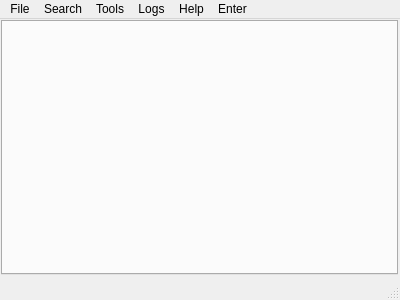
Qt form mqt/MqtLogger/tlogcontainer.ui (Rsclub22/Minos2-Mirror) before a commit.
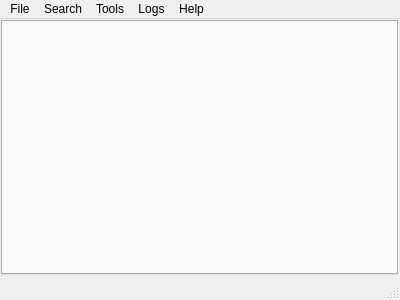
The same form after that commit. Custom widgets are drawn as their Qt base class.

Diff of the .ui file:
```diff
--- a/mqt/MqtLogger/tlogcontainer.ui
+++ b/mqt/MqtLogger/tlogcontainer.ui
@@ -86,17 +86,11 @@
      <string>Logs</string>
     </property>
    </widget>
-   <widget class="QMenu" name="menuEnter">
-    <property name="title">
-     <string>Enter</string>
-    </property>
-   </widget>
    <addaction name="menuFile"/>
    <addaction name="menuSearch"/>
    <addaction name="menuTools"/>
    <addaction name="menuLogs"/>
    <addaction name="menuHelp"/>
-   <addaction name="menuEnter"/>
   </widget>
   <widget class="QStatusBar" name="statusBar"/>
  </widget>
```
